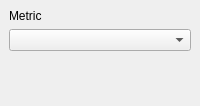
Above: src/rc_metastudio/forms/choose_metric_page.ui from AliSalman-et-al/rc-metastudio before the change. Below: the same form after it.
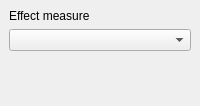
That is the form after the change.

```diff
--- a/src/rc_metastudio/forms/choose_metric_page.ui
+++ b/src/rc_metastudio/forms/choose_metric_page.ui
@@ -20,7 +20,7 @@
    <string>WizardPage</string>
   </property>
   <property name="title">
-   <string>Choose a metric</string>
+   <string>Effect measure</string>
   </property>
   <property name="subTitle">
    <string/>
@@ -43,7 +43,7 @@
      <item>
       <widget class="QLabel" name="label">
        <property name="text">
-        <string>Metric</string>
+        <string>Effect measure</string>
        </property>
        <property name="buddy"><cstring>metric_cbo_box</cstring></property>
       </widget>
```
Left out of the diff: 2 changed lines with no effect on the pictures.
